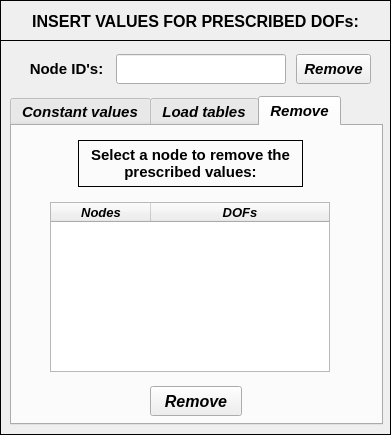
Qt form data/user_input/ui/Model/Setup/Structural/dofInput.ui (open-pulse/OpenPulse) before a commit.
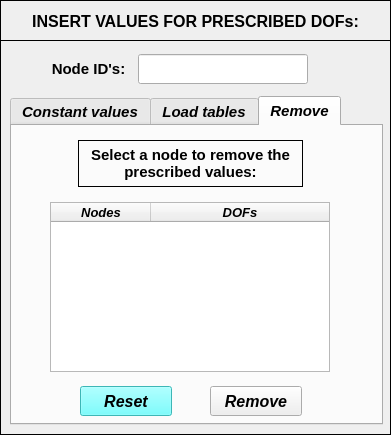
The same form after that commit. The open tabs and pages were chosen to show the change. Icons and pictures are not drawn.

The edit to the form file:
```diff
--- a/data/user_input/ui/Model/Setup/Structural/dofInput.ui
+++ b/data/user_input/ui/Model/Setup/Structural/dofInput.ui
@@ -2424,10 +2424,10 @@
         <set>Qt::AlignCenter</set>
        </property>
       </widget>
-      <widget class="QPushButton" name="pushButton_remove_bc_confirm_2">
+      <widget class="QPushButton" name="pushButton_remove_bc_confirm">
        <property name="geometry">
         <rect>
-         <x>138</x>
+         <x>198</x>
          <y>260</y>
          <width>92</width>
          <height>30</height>
@@ -2458,12 +2458,49 @@
         <string>Remove</string>
        </property>
       </widget>
+      <widget class="QPushButton" name="pushButton_reset">
+       <property name="geometry">
+        <rect>
+         <x>68</x>
+         <y>260</y>
+         <width>92</width>
+         <height>30</height>
+        </rect>
+       </property>
+       <property name="minimumSize">
+        <size>
+         <width>0</width>
+         <height>30</height>
+        </size>
+       </property>
+       <property name="maximumSize">
+        <size>
+         <width>16777215</width>
+         <height>30</height>
+        </size>
+       </property>
+       <property name="font">
+        <font>
+         <family>Arial</family>
+         <pointsize>12</pointsize>
+         <weight>75</weight>
+         <italic>true</italic>
+         <bold>true</bold>
+        </font>
+       </property>
+       <property name="styleSheet">
+        <string notr="true">background-color: rgb(85, 255, 255);</string>
+       </property>
+       <property name="text">
+        <string>Reset</string>
+       </property>
+      </widget>
      </widget>
     </widget>
     <widget class="QLineEdit" name="lineEdit_nodeID">
      <property name="geometry">
       <rect>
-       <x>116</x>
+       <x>138</x>
        <y>14</y>
        <width>170</width>
        <height>30</height>
@@ -2500,44 +2537,10 @@
       <set>Qt::AlignCenter</set>
      </property>
     </widget>
-    <widget class="QPushButton" name="pushButton_remove_bc_confirm">
-     <property name="geometry">
-      <rect>
-       <x>296</x>
-       <y>14</y>
-       <width>75</width>
-       <height>30</height>
-      </rect>
-     </property>
-     <property name="minimumSize">
-      <size>
-       <width>75</width>
-       <height>30</height>
-      </size>
-     </property>
-     <property name="maximumSize">
-      <size>
-       <width>75</width>
-       <height>30</height>
-      </size>
-     </property>
-     <property name="font">
-      <font>
-       <family>Arial</family>
-       <pointsize>11</pointsize>
-       <weight>75</weight>
-       <italic>true</italic>
-       <bold>true</bold>
-      </font>
-     </property>
-     <property name="text">
-      <string>Remove</string>
-     </property>
-    </widget>
     <widget class="QLabel" name="label_2">
      <property name="geometry">
       <rect>
-       <x>24</x>
+       <x>46</x>
        <y>14</y>
        <width>85</width>
        <height>30</height>
```
Left out of the diff: 2 changed lines with no effect on the pictures.
